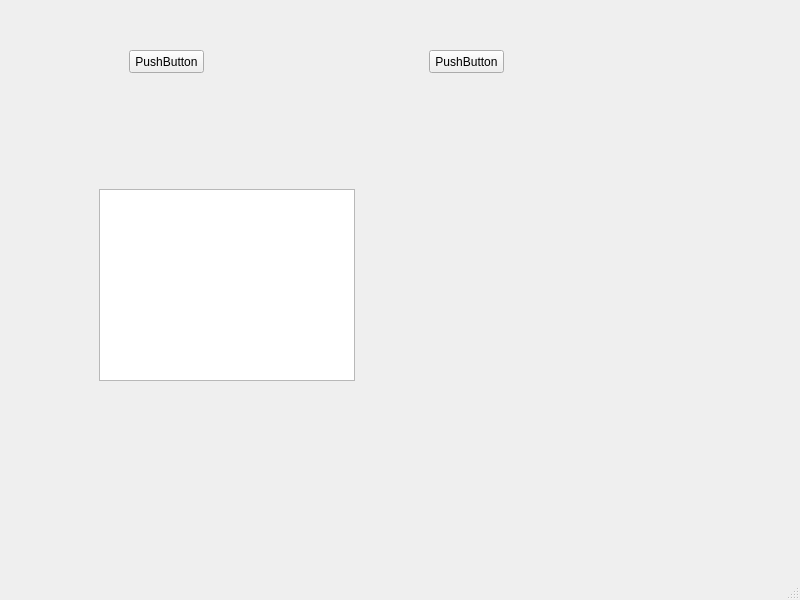
This is RedWood_test/mainwindow.ui in BatleCat/RedWood_test as Qt 5 draws it before an edit. The edited form follows.
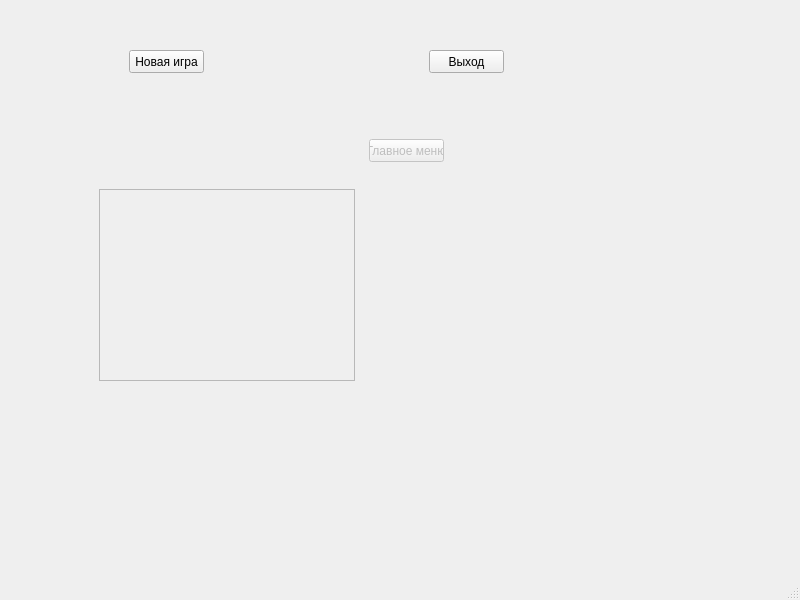
This is the edited form.

Patch:
```diff
--- a/RedWood_test/mainwindow.ui
+++ b/RedWood_test/mainwindow.ui
@@ -33,7 +33,7 @@
       </rect>
      </property>
      <property name="text">
-      <string>PushButton</string>
+      <string>Новая игра</string>
      </property>
     </widget>
     <widget class="QPushButton" name="pushButton_2">
@@ -46,11 +46,14 @@
       </rect>
      </property>
      <property name="text">
-      <string>PushButton</string>
+      <string>Выход</string>
      </property>
     </widget>
    </widget>
-   <widget class="QWidget" name="widget_2" native="true">
+   <widget class="QWidget" name="widget_gameField" native="true">
+    <property name="enabled">
+     <bool>false</bool>
+    </property>
     <property name="geometry">
      <rect>
       <x>69</x>
@@ -69,6 +72,29 @@
       </rect>
      </property>
     </widget>
+    <widget class="QPushButton" name="pushButton_mainMenu">
+     <property name="geometry">
+      <rect>
+       <x>300</x>
+       <y>10</y>
+       <width>75</width>
+       <height>23</height>
+      </rect>
+     </property>
+     <property name="text">
+      <string>Главное меню</string>
+     </property>
+    </widget>
+    <widget class="QWidget" name="widget_predmet" native="true">
+     <property name="geometry">
+      <rect>
+       <x>400</x>
+       <y>90</y>
+       <width>100</width>
+       <height>100</height>
+      </rect>
+     </property>
+    </widget>
    </widget>
   </widget>
   <widget class="QMenuBar" name="menubar">
```
Left out of the diff: 27 changed lines with no effect on the pictures.
